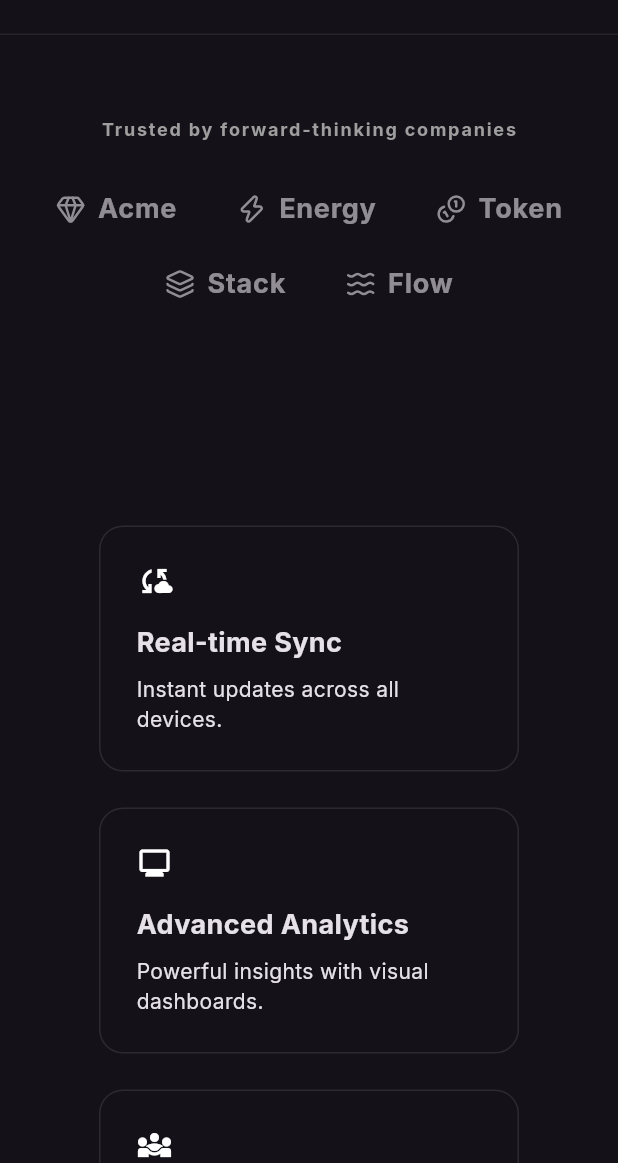
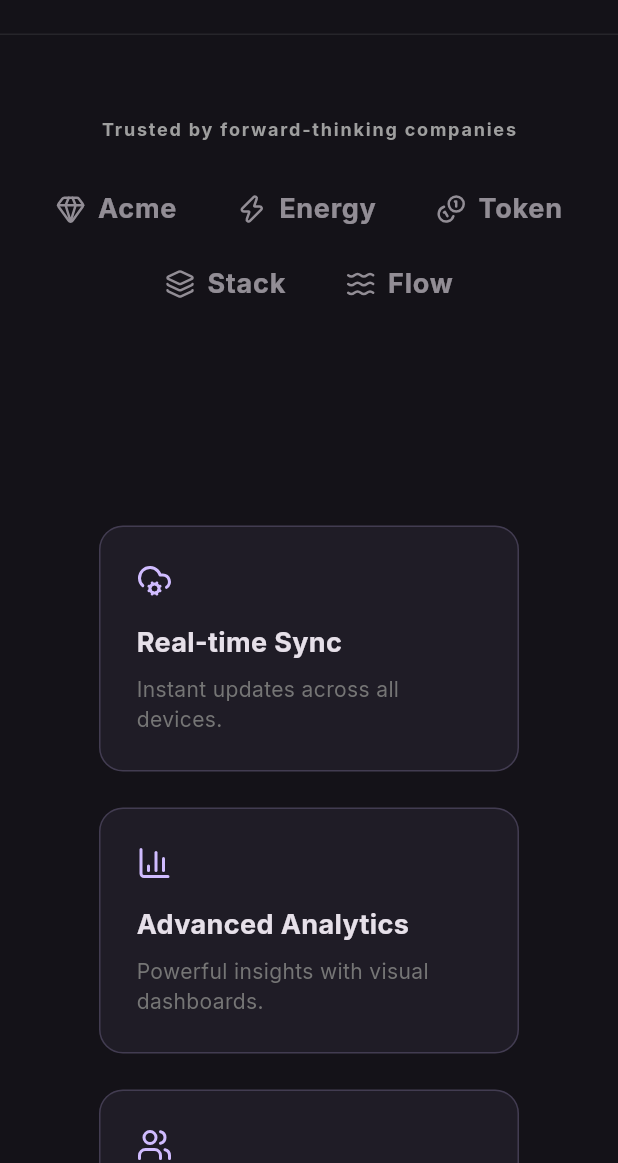
Before and after one commit to Debdaru07/E-Commerce-MVP, a Flutter app: the screen it shows after launch, scrolled down 576 dp, on a phone screen of 412 x 824 dp, the part 73-1236 px from its top. Run offline on Flutter 3.47's test engine with Material 3 defaults, Android fonts, the phone set to English and light mode, and no system bars; our stand-ins replace google_fonts, lucide_icons; network calls fail.

Commit message:
Add launch configuration and enhance UI components
- Introduced launch.json for debugging configurations.
- Refined FeatureCard with improved color handling and icon styling.
- Updated EmailInput to include a styled input container and icon.
- Enhanced CTASection with consistent button sizing.
- Modified FeaturesSection to use Lucide icons for better visual representation.
- Adjusted HeroSection and NavbarSection for consistent padding and structure.
- Improved SocialProofSection layout with const widgets for performance.

```diff
--- a/client/lib/presentation/components/cards/feature_card.dart
+++ b/client/lib/presentation/components/cards/feature_card.dart
@@ -1,7 +1,5 @@
 import 'package:flutter/material.dart';
 import '../common/hover_wrapper.dart';
-import 'package:lucide_icons/lucide_icons.dart';
-
 
 class FeatureCard extends StatelessWidget {
   final IconData icon;
@@ -17,6 +15,8 @@ class FeatureCard extends StatelessWidget {
 
   @override
   Widget build(BuildContext context) {
+    final Color violet = Theme.of(context).colorScheme.primary;
+
     return HoverWrapper(
       builder: (hovered) => AnimatedContainer(
         duration: const Duration(milliseconds: 200),
@@ -24,22 +24,44 @@ class FeatureCard extends StatelessWidget {
         padding: const EdgeInsets.all(24),
         decoration: BoxDecoration(
           borderRadius: BorderRadius.circular(16),
+
+          // 👇 refined violet shades
           color: hovered
-              ? Theme.of(context).colorScheme.primary.withOpacity(0.08)
-              : Theme.of(context).cardColor,
-          border: Border.all(color: Colors.white.withOpacity(0.1)),
+              ? violet.withOpacity(0.12)
+              : violet.withOpacity(0.06),
+
+          border: Border.all(
+            color: violet.withOpacity(0.2),
+          ),
         ),
         child: Column(
           crossAxisAlignment: CrossAxisAlignment.start,
           children: [
-            Icon(icon, size: 24,),
+            // Icon with violet accent
+            Icon(
+              icon,
+              size: 24,
+              color: violet,
+            ),
 
             const SizedBox(height: 16),
-            Text(title,
-                style:
-                    const TextStyle(fontSize: 18, fontWeight: FontWeight.bold)),
+
+            Text(
+              title,
+              style: const TextStyle(
+                fontSize: 18,
+                fontWeight: FontWeight.bold,
+              ),
+            ),
+
             const SizedBox(height: 8),
-            Text(description),
+
+            Text(
+              description,
+              style: TextStyle(
+                color: Colors.grey.shade600,
+              ),
+            ),
           ],
         ),
       ),
--- a/client/lib/presentation/sections/features_section.dart
+++ b/client/lib/presentation/sections/features_section.dart
@@ -1,4 +1,5 @@
 import 'package:flutter/material.dart';
+import 'package:lucide_icons/lucide_icons.dart';
 import '../components/cards/feature_card.dart';
 
 class FeaturesSection extends StatelessWidget {
@@ -6,25 +7,25 @@ class FeaturesSection extends StatelessWidget {
 
   @override
   Widget build(BuildContext context) {
-    return const Padding(
-      padding: EdgeInsets.symmetric(vertical: 100),
+    return Padding(
+      padding: const EdgeInsets.symmetric(vertical: 100),
       child: Wrap(
         spacing: 24,
         runSpacing: 24,
         alignment: WrapAlignment.center,
         children: [
           FeatureCard(
-            icon: Icons.cloud_sync,
+            icon: LucideIcons.cloudCog,
             title: 'Real-time Sync',
             description: 'Instant updates across all devices.',
           ),
-          FeatureCard(
-            icon: Icons.monitor,
+          const FeatureCard(
+            icon: LucideIcons.barChart3,
             title: 'Advanced Analytics',
             description: 'Powerful insights with visual dashboards.',
           ),
-          FeatureCard(
-            icon: Icons.diversity_3,
+          const FeatureCard(
+            icon: LucideIcons.users,
             title: 'Team Collaboration',
             description: 'Assign roles and manage workflows.',
           ),
--- a/client/lib/presentation/sections/hero_section.dart
+++ b/client/lib/presentation/sections/hero_section.dart
@@ -7,10 +7,10 @@ class HeroSection extends StatelessWidget {
 
   @override
   Widget build(BuildContext context) {
-    return Padding(
-      padding: const EdgeInsets.symmetric(vertical: 120),
+    return const Padding(
+      padding: EdgeInsets.symmetric(vertical: 120),
       child: Column(
-        children: const [
+        children: [
           SectionHeader(
             title: 'Supercharge your Workflow with AI',
             subtitle:
--- a/client/lib/presentation/sections/navbar_section.dart
+++ b/client/lib/presentation/sections/navbar_section.dart
@@ -87,8 +87,8 @@ class _DesktopNav extends StatelessWidget {
 
   @override
   Widget build(BuildContext context) {
-    return Row(
-      children: const [
+    return const Row(
+      children: [
         TextButton(onPressed: null, child: Text('Features')),
         SizedBox(width: 16),
         TextButton(onPressed: null, child: Text('Pricing')),
--- a/client/lib/presentation/sections/social_proof_section.dart
+++ b/client/lib/presentation/sections/social_proof_section.dart
@@ -19,11 +19,11 @@ class SocialProofSection extends StatelessWidget {
                 ),
           ),
           const SizedBox(height: 32),
-          Wrap(
+          const Wrap(
             alignment: WrapAlignment.center,
             spacing: 40,
             runSpacing: 24,
-            children: const [
+            children: [
               _Logo(name: 'Acme', icon: LucideIcons.gem),
               _Logo(name: 'Energy', icon: LucideIcons.zap),
               _Logo(name: 'Token', icon: LucideIcons.coins),
```
Also changed, not shown: client/lib/presentation/components/inputs/email_input.dart (+41 -4 lines), client/lib/presentation/sections/cta_section.dart (+10 -4 lines).
